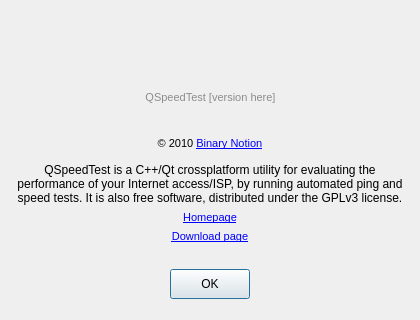
Qt form gui/dialogabout.ui (AlexGidarakos/QSpeedTest) before a commit.
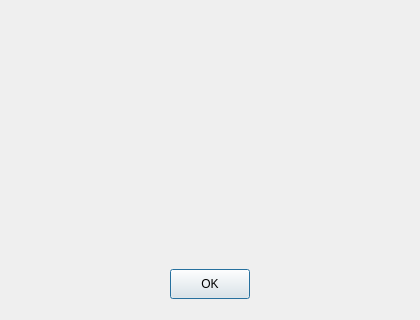
The same form after that commit. Icons and pictures are not drawn.

Patch:
```diff
--- a/gui/dialogabout.ui
+++ b/gui/dialogabout.ui
@@ -50,13 +50,6 @@
        </item>
        <item>
         <widget class="QLabel" name="labelProgramNameVersion">
-         <property name="text">
-          <string>&lt;!DOCTYPE HTML PUBLIC &quot;-//W3C//DTD HTML 4.0//EN&quot; &quot;http://www.w3.org/TR/REC-html40/strict.dtd&quot;&gt;
-&lt;html&gt;&lt;head&gt;&lt;meta name=&quot;qrichtext&quot; content=&quot;1&quot; /&gt;&lt;style type=&quot;text/css&quot;&gt;
-p, li { white-space: pre-wrap; }
-&lt;/style&gt;&lt;/head&gt;&lt;body style=&quot; font-family:'MS Shell Dlg 2'; font-size:8.25pt; font-weight:400; font-style:normal;&quot;&gt;
-&lt;p style=&quot; margin-top:0px; margin-bottom:0px; margin-left:0px; margin-right:0px; -qt-block-indent:0; text-indent:0px;&quot;&gt;&lt;span style=&quot; font-size:8pt; color:#8c8c8c;&quot;&gt;QSpeedTest [version here]&lt;/span&gt;&lt;/p&gt;&lt;/body&gt;&lt;/html&gt;</string>
-         </property>
          <property name="alignment">
           <set>Qt::AlignCenter</set>
          </property>
@@ -83,13 +76,6 @@
     <layout class="QVBoxLayout" name="verticalLayout_4">
      <item>
       <widget class="QLabel" name="labelCopyright">
-       <property name="text">
-        <string>&lt;!DOCTYPE HTML PUBLIC &quot;-//W3C//DTD HTML 4.0//EN&quot; &quot;http://www.w3.org/TR/REC-html40/strict.dtd&quot;&gt;
-&lt;html&gt;&lt;head&gt;&lt;meta name=&quot;qrichtext&quot; content=&quot;1&quot; /&gt;&lt;style type=&quot;text/css&quot;&gt;
-p, li { white-space: pre-wrap; }
-&lt;/style&gt;&lt;/head&gt;&lt;body style=&quot; font-family:'MS Shell Dlg 2'; font-size:8.25pt; font-weight:400; font-style:normal;&quot;&gt;
-&lt;p style=&quot; margin-top:0px; margin-bottom:0px; margin-left:0px; margin-right:0px; -qt-block-indent:0; text-indent:0px;&quot;&gt;&lt;span style=&quot; font-size:8pt;&quot;&gt;© 2010 &lt;/span&gt;&lt;a href=&quot;http://binarynotion.net/&quot;&gt;&lt;span style=&quot; font-size:8pt; text-decoration: underline; color:#0000ff;&quot;&gt;Binary Notion&lt;/span&gt;&lt;/a&gt;&lt;/p&gt;&lt;/body&gt;&lt;/html&gt;</string>
-       </property>
        <property name="alignment">
         <set>Qt::AlignCenter</set>
        </property>
@@ -97,9 +83,6 @@
      </item>
      <item>
       <widget class="QLabel" name="labelDescription">
-       <property name="text">
-        <string>QSpeedTest is a C++/Qt crossplatform utility for evaluating the performance of your Internet access/ISP, by running automated ping and speed tests. It is also free software, distributed under the GPLv3 license.</string>
-       </property>
        <property name="alignment">
         <set>Qt::AlignCenter</set>
        </property>
@@ -112,13 +95,6 @@
       <layout class="QVBoxLayout" name="verticalLayout_5">
        <item>
         <widget class="QLabel" name="labelHomepage">
-         <property name="text">
-          <string>&lt;!DOCTYPE HTML PUBLIC &quot;-//W3C//DTD HTML 4.0//EN&quot; &quot;http://www.w3.org/TR/REC-html40/strict.dtd&quot;&gt;
-&lt;html&gt;&lt;head&gt;&lt;meta name=&quot;qrichtext&quot; content=&quot;1&quot; /&gt;&lt;style type=&quot;text/css&quot;&gt;
-p, li { white-space: pre-wrap; }
-&lt;/style&gt;&lt;/head&gt;&lt;body style=&quot; font-family:'MS Shell Dlg 2'; font-size:8.25pt; font-weight:400; font-style:normal;&quot;&gt;
-&lt;p style=&quot; margin-top:0px; margin-bottom:0px; margin-left:0px; margin-right:0px; -qt-block-indent:0; text-indent:0px;&quot;&gt;&lt;a href=&quot;http://qspeedtest.sourceforge.net/&quot;&gt;&lt;span style=&quot; text-decoration: underline; color:#0000ff;&quot;&gt;Homepage&lt;/span&gt;&lt;/a&gt;&lt;/p&gt;&lt;/body&gt;&lt;/html&gt;</string>
-         </property>
          <property name="alignment">
           <set>Qt::AlignCenter</set>
          </property>
@@ -126,13 +102,6 @@
        </item>
        <item>
         <widget class="QLabel" name="labelDownloadPage">
-         <property name="text">
-          <string>&lt;!DOCTYPE HTML PUBLIC &quot;-//W3C//DTD HTML 4.0//EN&quot; &quot;http://www.w3.org/TR/REC-html40/strict.dtd&quot;&gt;
-&lt;html&gt;&lt;head&gt;&lt;meta name=&quot;qrichtext&quot; content=&quot;1&quot; /&gt;&lt;style type=&quot;text/css&quot;&gt;
-p, li { white-space: pre-wrap; }
-&lt;/style&gt;&lt;/head&gt;&lt;body style=&quot; font-family:'MS Shell Dlg 2'; font-size:8.25pt; font-weight:400; font-style:normal;&quot;&gt;
-&lt;p style=&quot; margin-top:0px; margin-bottom:0px; margin-left:0px; margin-right:0px; -qt-block-indent:0; text-indent:0px;&quot;&gt;&lt;a href=&quot;https://sourceforge.net/projects/qspeedtest/files/&quot;&gt;&lt;span style=&quot; font-size:8pt; text-decoration: underline; color:#0000ff;&quot;&gt;Download page&lt;/span&gt;&lt;/a&gt;&lt;/p&gt;&lt;/body&gt;&lt;/html&gt;</string>
-         </property>
          <property name="alignment">
           <set>Qt::AlignCenter</set>
          </property>
```
Left out of the diff: 3 changed lines with no effect on the pictures.
